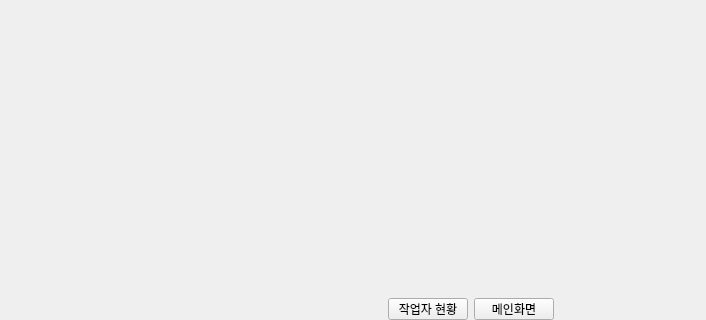
First picture: the form in ui/main_window.ui, repository Glen-Lee-glitch/new_viewer, before the edit; both pictures show x 0 to 706 and y 480 to 800 of the 800 by 800 pixel window.
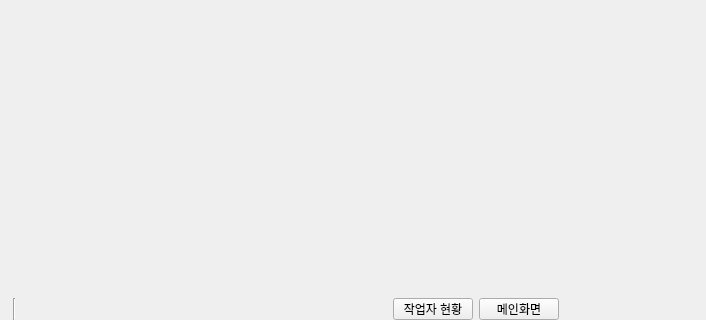
Second picture: the form after the edit.

Commit message:
feat: main_window UI 및 데이터베이스 업데이트 시간 라벨 스타일 수정
- main_window.ui에 수직 구분선(QFrame) 추가
- database_updated_time_label에 HTML 포맷 적용 및 시간 부분을 빨간색 bold로 표시

Patch:
```diff
--- a/ui/main_window.ui
+++ b/ui/main_window.ui
@@ -128,6 +128,22 @@
          </property>
         </widget>
        </item>
+       <item>
+        <widget class="QFrame" name="separator_line">
+         <property name="frameShape">
+          <enum>QFrame::Shape::VLine</enum>
+         </property>
+         <property name="frameShadow">
+          <enum>QFrame::Shadow::Sunken</enum>
+         </property>
+         <property name="lineWidth">
+          <number>1</number>
+         </property>
+         <property name="maximumWidth">
+          <number>1</number>
+         </property>
+        </widget>
+       </item>
        <item>
         <widget class="QLabel" name="worker_label_2">
          <property name="text">
```
The commit also changes 1 other file.
